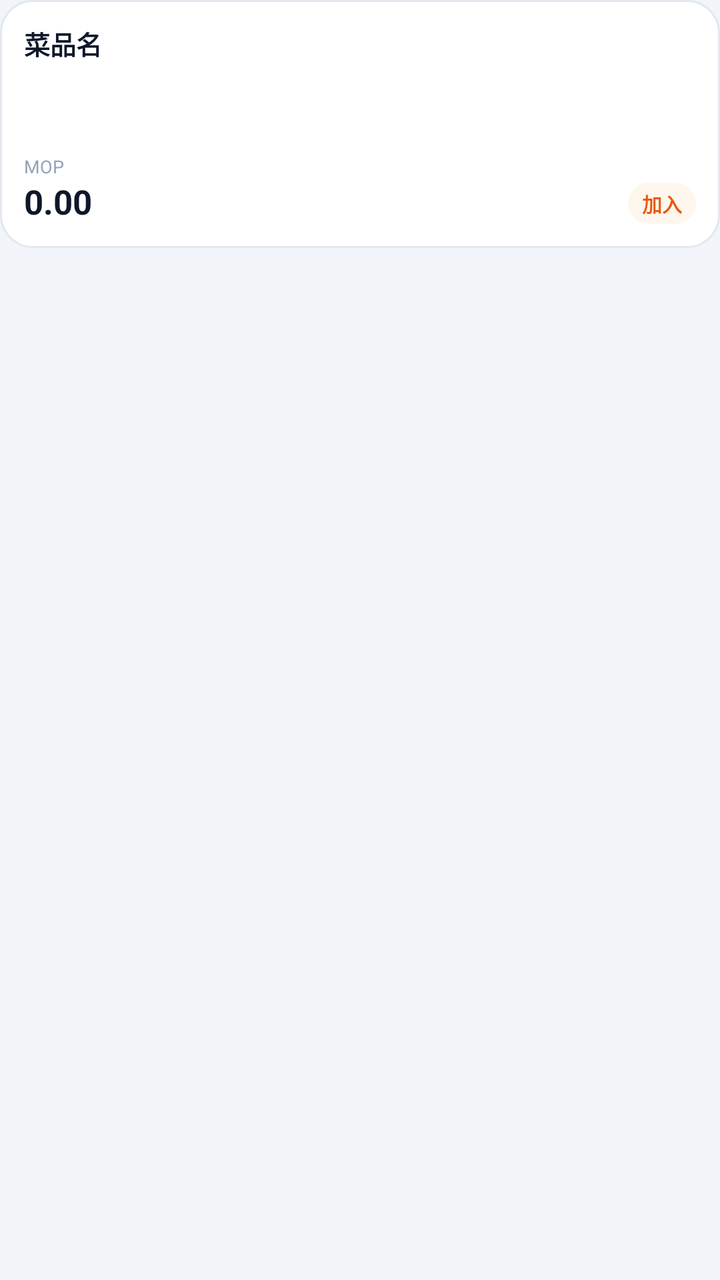
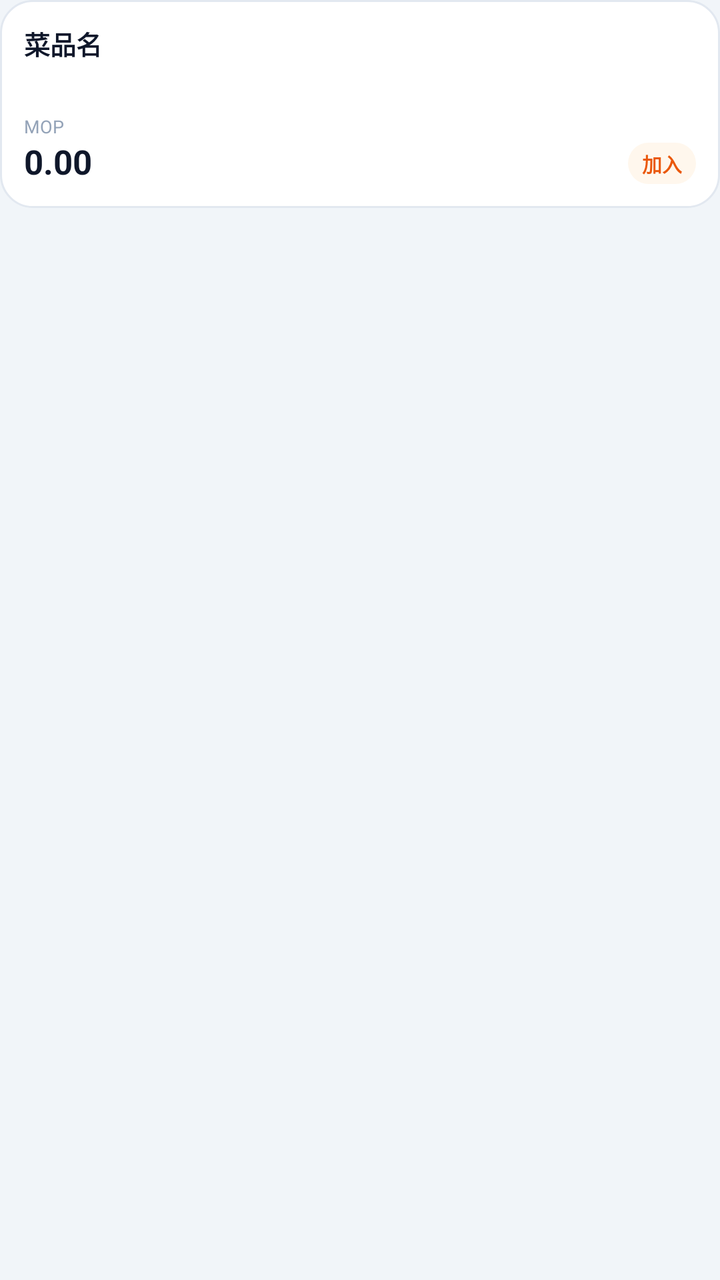

An Android layout rendered at two revisions. The XML below is the earlier revision; the diff shows what the commit changed to produce the second picture.
<!-- AndroidManifest.xml: application theme Theme.MacauposNative -->
<!-- res/layout/item_menu.xml -->
<?xml version="1.0" encoding="utf-8"?>
<FrameLayout xmlns:android="http://schemas.android.com/apk/res/android"
    android:layout_width="match_parent"
    android:layout_height="wrap_content"
    android:layout_margin="4dp">

    <LinearLayout
        android:layout_width="match_parent"
        android:layout_height="wrap_content"
        android:background="@drawable/bg_menu_card"
        android:minHeight="124dp"
        android:orientation="vertical"
        android:padding="12dp">

        <TextView
            android:id="@+id/txtName"
            android:layout_width="match_parent"
            android:layout_height="wrap_content"
            android:ellipsize="end"
            android:lineSpacingExtra="1dp"
            android:maxLines="2"
            android:text="菜品名"
            android:textColor="@color/slate_900"
            android:textSize="13sp"
            android:textStyle="bold" />

        <Space
            android:layout_width="match_parent"
            android:layout_height="6dp"
            android:layout_weight="1" />

        <LinearLayout
            android:layout_width="match_parent"
            android:layout_height="wrap_content"
            android:gravity="bottom"
            android:orientation="horizontal">

            <LinearLayout
                android:layout_width="0dp"
                android:layout_height="wrap_content"
                android:layout_weight="1"
                android:orientation="vertical">

                <TextView
                    android:id="@+id/txtCurrency"
                    android:layout_width="wrap_content"
                    android:layout_height="wrap_content"
                    android:text="MOP"
                    android:textColor="@color/text_faint"
                    android:textSize="9sp" />

                <TextView
                    android:id="@+id/txtPrice"
                    android:layout_width="match_parent"
                    android:layout_height="wrap_content"
                    android:ellipsize="end"
                    android:maxLines="1"
                    android:text="0.00"
                    android:textColor="@color/slate_900"
                    android:textSize="17sp"
                    android:textStyle="bold" />
            </LinearLayout>

            <TextView
                android:id="@+id/txtAdd"
                android:layout_width="wrap_content"
                android:layout_height="wrap_content"
                android:background="@drawable/bg_add_pill"
                android:paddingHorizontal="7dp"
                android:paddingVertical="3dp"
                android:text="加入"
                android:textColor="@color/orange_600"
                android:textSize="10sp"
                android:textStyle="bold" />
        </LinearLayout>
    </LinearLayout>

    <TextView
        android:id="@+id/txtBadge"
        android:layout_width="wrap_content"
        android:layout_height="wrap_content"
        android:layout_gravity="top|end"
        android:layout_margin="6dp"
        android:background="@drawable/bg_badge_count"
        android:paddingHorizontal="6dp"
        android:paddingVertical="1dp"
        android:text="x1"
        android:textColor="@color/card"
        android:textSize="10sp"
        android:textStyle="bold"
        android:visibility="gone" />
</FrameLayout>
<!-- resources referenced by this layout -->
<resources>
  <color name="card">#FFFFFF</color>
  <color name="orange_600">#EA580C</color>
  <color name="slate_900">#0F172A</color>
  <color name="text_faint">#94A3B8</color>
  <!-- drawable bg_add_pill (drawable) -->
  <?xml version="1.0" encoding="utf-8"?>
  <shape xmlns:android="http://schemas.android.com/apk/res/android" android:shape="rectangle">
      <solid android:color="@color/orange_50" />
      <corners android:radius="999dp" />
  </shape>
  <!-- drawable bg_badge_count (drawable) -->
  <?xml version="1.0" encoding="utf-8"?>
  <shape xmlns:android="http://schemas.android.com/apk/res/android" android:shape="rectangle">
      <solid android:color="@color/accent" />
      <corners android:radius="999dp" />
  </shape>
  <!-- drawable bg_menu_card (drawable) -->
  <?xml version="1.0" encoding="utf-8"?>
  <selector xmlns:android="http://schemas.android.com/apk/res/android">
      <item android:state_pressed="true">
          <shape android:shape="rectangle">
              <solid android:color="@color/accent_soft" />
              <corners android:radius="16dp" />
              <stroke android:width="1dp" android:color="@color/accent_border" />
          </shape>
      </item>
      <item>
          <shape android:shape="rectangle">
              <solid android:color="@color/card" />
              <corners android:radius="16dp" />
              <stroke android:width="1dp" android:color="@color/card_border" />
          </shape>
      </item>
  </selector>
  <style name="Theme.MacauposNative" parent="android:Theme.Material.Light.NoActionBar">
          <item name="android:statusBarColor">#F1F5F9</item>
          <item name="android:navigationBarColor">#FFFFFF</item>
          <item name="android:windowBackground">#F1F5F9</item>
          <item name="android:colorAccent">#F97316</item>
          <item name="android:windowLightStatusBar">true</item>
      </style>
  <color name="orange_50">#FFF7ED</color>
  <color name="accent">#F97316</color>
  <color name="accent_soft">#FFEDD5</color>
  <color name="accent_border">#FDBA74</color>
  <color name="card_border">#E2E8F0</color>
</resources>

<!-- the commit's change to res/layout/item_menu.xml (unified diff, before → after) -->
@@ -8,7 +8,7 @@
         android:layout_width="match_parent"
         android:layout_height="wrap_content"
         android:background="@drawable/bg_menu_card"
-        android:minHeight="124dp"
+        android:minHeight="104dp"
         android:orientation="vertical"
         android:padding="12dp">
 
